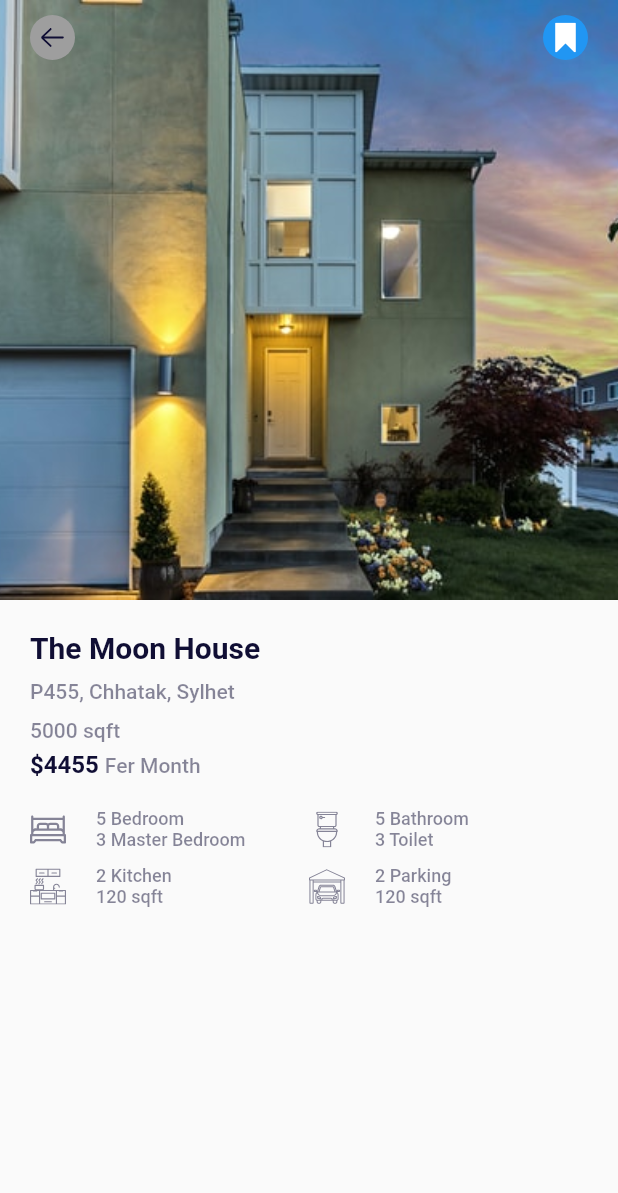
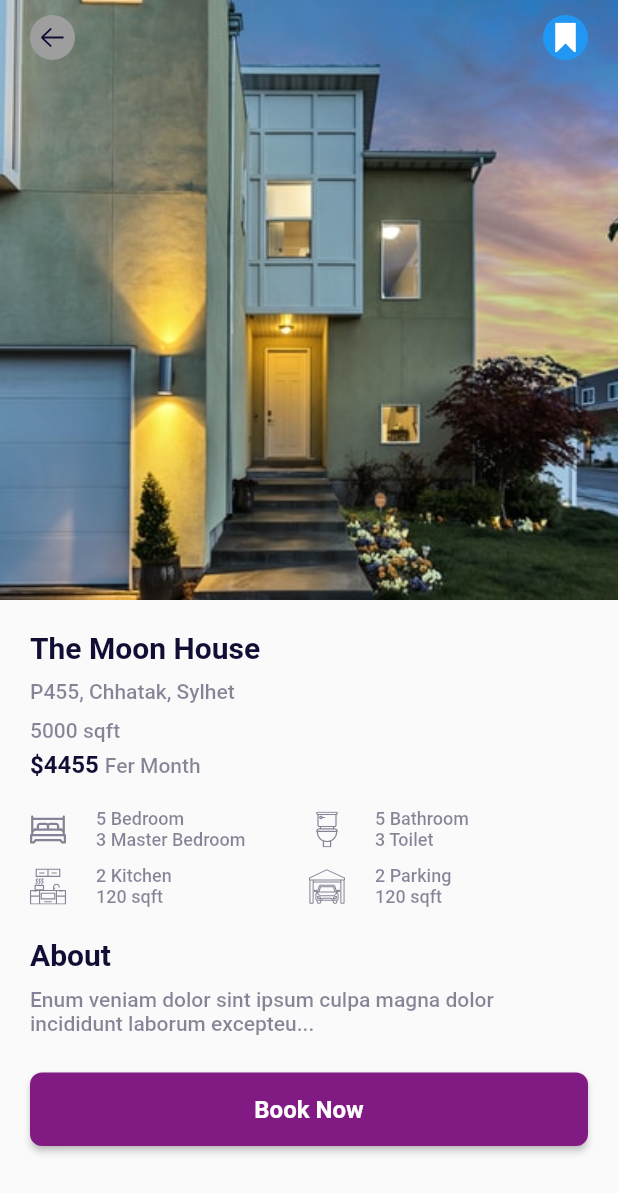
Before and after one commit to kamrunz/rent_app_ui, a Flutter app: the screen it shows after launch, after a tap on "The Moon House", on a phone screen of 412 x 824 dp. Shown: the top 1193 px of the screen. Run offline on Flutter 3.47's test engine with Material 2 defaults, Android fonts, the phone set to English and light mode, and no system bars; our stand-ins replace flutter_svg.

Commit message:
last commit

```diff
--- a/lib/screens/detail/detail.dart
+++ b/lib/screens/detail/detail.dart
@@ -1,5 +1,6 @@
 import 'package:flutter/material.dart';
 import 'package:rent_app/models/house.dart';
+import 'package:rent_app/widgets/detail/about.dart';
 import 'package:rent_app/widgets/detail/content_intro.dart';
 import 'package:rent_app/widgets/detail/detail_app_bar.dart';
 import 'package:rent_app/widgets/detail/house_info.dart';
@@ -16,15 +17,31 @@ class DetailPage extends StatelessWidget {
       crossAxisAlignment: CrossAxisAlignment.start,
       children: [
         DetailAppBar(house: house),
-            const SizedBox(height: 20),
+        SizedBox(height: 20),
         ContentIntro(house: house),
-            SizedBox(
-              height: 20,
+        SizedBox(height: 20),
+        HouseInfo(),
+        SizedBox(height: 20),
+        About(),
+        SizedBox(height: 25),
+        Container(
+            padding: EdgeInsets.symmetric(horizontal: 20),
+            child: ElevatedButton(
+                onPressed: () {},
+                style: ElevatedButton.styleFrom(
+                  shape: RoundedRectangleBorder(
+                      borderRadius: BorderRadius.circular(8)),
+                  primary: Theme.of(context).primaryColor,
                 ),
-            HouseInfo(),
+                child: Container(
+                    alignment: Alignment.center,
+                    padding: EdgeInsets.symmetric(vertical: 15),
+                    child: Text('Book Now',
+                        style: TextStyle(
+                            color: Colors.white,
+                            fontSize: 16,
+                            fontWeight: FontWeight.bold)))))
       ],
-        ),
-      ),
-    );
+    )));
   }
 }
--- /dev/null
+++ b/lib/widgets/detail/about.dart
@@ -0,0 +1,30 @@
+import 'package:flutter/material.dart';
+
+class About extends StatelessWidget {
+  @override
+  Widget build(BuildContext context) {
+    return Container(
+      padding: EdgeInsets.symmetric(horizontal: 20),
+      child: Column(
+        crossAxisAlignment: CrossAxisAlignment.start,
+        children: [
+          Text(
+            'About',
+            style: Theme.of(context)
+                .textTheme
+                .headline1!
+                .copyWith(fontSize: 20, fontWeight: FontWeight.bold),
+          ),
+          SizedBox(
+            height: 10,
+          ),
+          Text(
+            'Enum veniam dolor sint ipsum culpa magna dolor incididunt laborum excepteu...',
+            style:
+                Theme.of(context).textTheme.bodyText1!.copyWith(fontSize: 14),
+          )
+        ],
+      ),
+    );
+  }
+}
```
Lines whose indentation alone changed are shown as unchanged.
